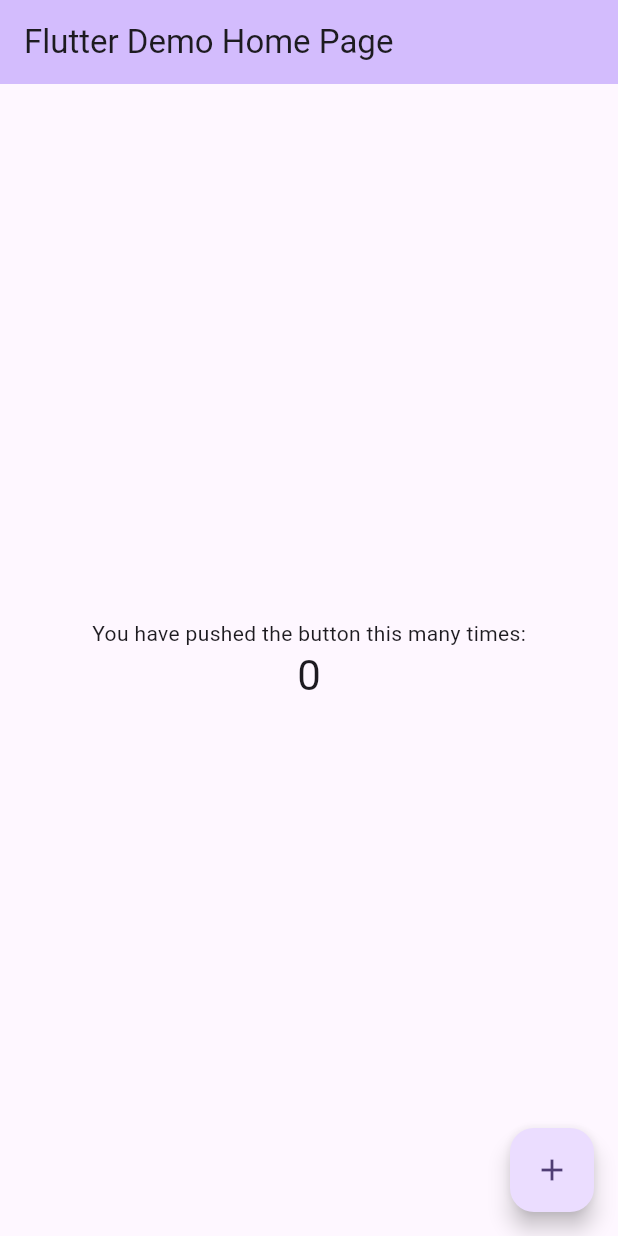
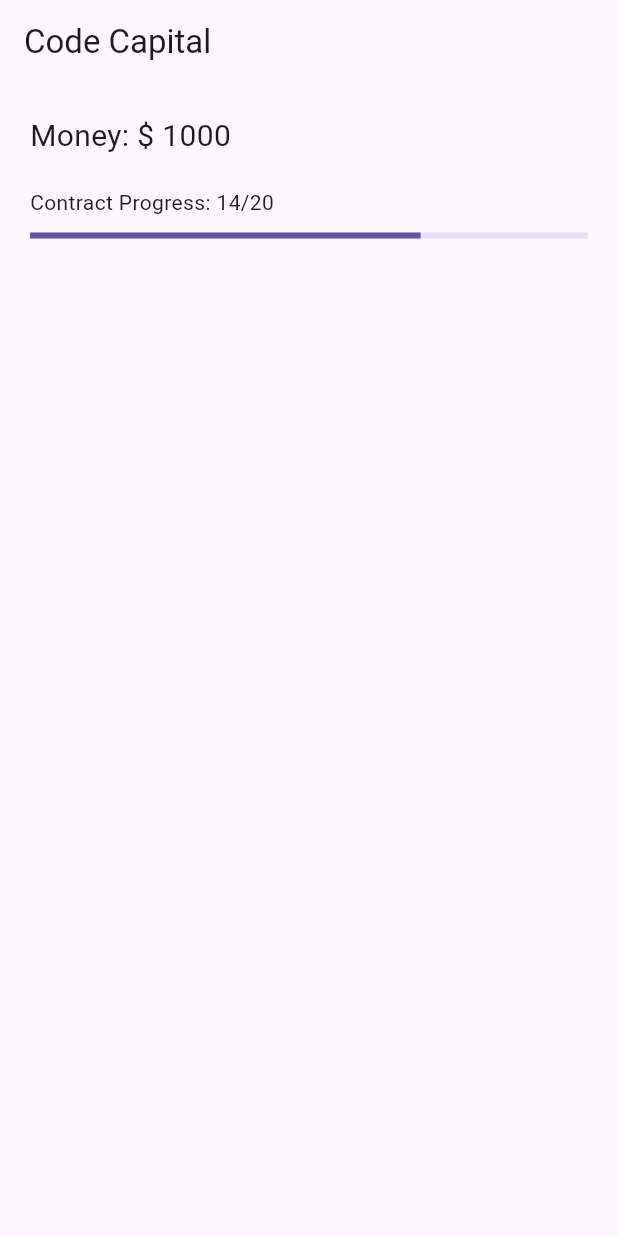
Before and after one commit to Danial-03-dev/code_capital, a Flutter app: the screen it shows after launch, on a phone screen of 412 x 824 dp. Run offline on Flutter 3.47's test engine with Material 3 defaults, Android fonts, the light colour scheme and no system bars; our stand-ins replace bloc, flutter_bloc.

Commit message:
feat: add basic prototype for contract mechanic

```diff
--- /dev/null
+++ b/lib/features/company/blocs/company_bloc/company_bloc.dart
@@ -0,0 +1,39 @@
+import 'package:code_capital/features/company/models/company.dart';
+import 'package:code_capital/features/company/models/contract.dart';
+import 'package:code_capital/features/company/models/employee.dart';
+import 'package:code_capital/game_engine/simulation_engine.dart';
+import 'package:flutter_bloc/flutter_bloc.dart';
+
+part 'company_bloc_event.dart';
+part 'company_bloc_state.dart';
+
+class CompanyBloc extends Bloc<CompanyBlocEvent, CompanyBlocState> {
+  final SimulationEngine _engine = SimulationEngine();
+
+  CompanyBloc()
+    : super(
+        CompanyBlocState(
+          company: Company(
+            money: 1000,
+            employees: [Employee(programmingSkill: 2)],
+          ),
+          contract: Contract(requiredSkill: 1, complexity: 20, reward: 500),
+        ),
+      ) {
+    on<CompanyBlocTickEvent>((event, emit) {
+      final company = state.company;
+      final contract = state.contract;
+
+      _engine.processTick(company: company, contract: contract);
+
+      emit(state.copyWith(company: company, contract: contract));
+    });
+
+    on<CompanyBlocResetContractEvent>((event, emit) {
+      final contract = state.contract;
+      _engine.resetContract(contract);
+
+      emit(state.copyWith(contract: contract));
+    });
+  }
+}
--- /dev/null
+++ b/lib/features/company/blocs/company_bloc/company_bloc_event.dart
@@ -0,0 +1,7 @@
+part of 'company_bloc.dart';
+
+abstract class CompanyBlocEvent {}
+
+class CompanyBlocTickEvent extends CompanyBlocEvent {}
+
+class CompanyBlocResetContractEvent extends CompanyBlocEvent {}
--- /dev/null
+++ b/lib/features/company/blocs/company_bloc/company_bloc_state.dart
@@ -0,0 +1,15 @@
+part of 'company_bloc.dart';
+
+class CompanyBlocState {
+  final Company company;
+  final Contract contract;
+
+  const CompanyBlocState({required this.company, required this.contract});
+
+  CompanyBlocState copyWith({Company? company, Contract? contract}) {
+    return CompanyBlocState(
+      company: company ?? this.company,
+      contract: contract ?? this.contract,
+    );
+  }
+}
--- /dev/null
+++ b/lib/features/company/models/company.dart
@@ -0,0 +1,8 @@
+import 'package:code_capital/features/company/models/employee.dart';
+
+class Company {
+  int money;
+  List<Employee> employees;
+
+  Company({this.money = 0, this.employees = const []});
+}
--- /dev/null
+++ b/lib/features/company/models/contract.dart
@@ -0,0 +1,26 @@
+class Contract {
+  final int requiredSkill;
+  final int complexity;
+  final int reward;
+
+  int progress;
+  bool isCompleted;
+
+  Contract({
+    required this.requiredSkill,
+    required this.complexity,
+    required this.reward,
+
+    this.progress = 0,
+    this.isCompleted = false,
+  });
+
+  void reset() {
+    progress = 0;
+    isCompleted = false;
+  }
+
+  void complete() {
+    isCompleted = true;
+  }
+}
--- /dev/null
+++ b/lib/features/company/models/employee.dart
@@ -0,0 +1,5 @@
+class Employee {
+  final int programmingSkill; // 0 - 5 stars
+
+  const Employee({required this.programmingSkill});
+}
--- /dev/null
+++ b/lib/features/company/presentation/pages/company_page.dart
@@ -0,0 +1,62 @@
+import 'package:code_capital/features/company/blocs/company_bloc/company_bloc.dart';
+import 'package:code_capital/game_loop/cubits/game_loop_cubit/game_loop_cubit.dart';
+import 'package:flutter/material.dart';
+import 'package:flutter_bloc/flutter_bloc.dart';
+
+class CompanyPage extends StatelessWidget {
+  const CompanyPage({super.key});
+
+  @override
+  Widget build(BuildContext context) {
+    return Scaffold(
+      appBar: AppBar(title: const Text('Code Capital')),
+      body: BlocListener<GameLoopCubit, int>(
+        listener: (context, state) {
+          context.read<CompanyBloc>().add(CompanyBlocTickEvent());
+        },
+        child: BlocBuilder<CompanyBloc, CompanyBlocState>(
+          builder: (context, state) {
+            final company = state.company;
+            final contract = state.contract;
+
+            return Padding(
+              padding: const EdgeInsetsGeometry.all(20),
+              child: Column(
+                crossAxisAlignment: CrossAxisAlignment.start,
+                children: [
+                  Text(
+                    'Money: \$ ${company.money}',
+                    style: const TextStyle(fontSize: 20),
+                  ),
+
+                  const SizedBox(height: 20),
+
+                  Text(
+                    'Contract Progress: ${contract.progress}/${contract.complexity}',
+                  ),
+                  const SizedBox(height: 10),
+
+                  LinearProgressIndicator(
+                    value: contract.progress / contract.complexity,
+                  ),
+
+                  const SizedBox(height: 20),
+
+                  if (contract.isCompleted)
+                    ElevatedButton(
+                      onPressed: () {
+                        context.read<CompanyBloc>().add(
+                          CompanyBlocResetContractEvent(),
+                        );
+                      },
+                      child: const Text('Start New Contract'),
+                    ),
+                ],
+              ),
+            );
+          },
+        ),
+      ),
+    );
+  }
+}
--- /dev/null
+++ b/lib/game_engine/simulation_engine.dart
@@ -0,0 +1,27 @@
+import 'package:code_capital/features/company/models/company.dart';
+import 'package:code_capital/features/company/models/contract.dart';
+
+class SimulationEngine {
+  void processTick({required Company company, required Contract contract}) {
+    if (contract.isCompleted) return;
+
+    final totalSkill = company.employees
+        .map((employ) => employ.programmingSkill)
+        .reduce((sum, skill) => sum + skill);
+
+    if (totalSkill < contract.requiredSkill) {
+      return; // Not skilled enough
+    }
+
+    contract.progress += totalSkill;
+
+    if (contract.progress >= contract.complexity) {
+      contract.complete();
+      company.money += contract.reward;
+    }
+  }
+
+  void resetContract(Contract contract) {
+    contract.reset();
+  }
+}
--- /dev/null
+++ b/lib/game_loop/cubits/game_loop_cubit/game_loop_cubit.dart
@@ -0,0 +1,25 @@
+import 'dart:async';
+
+import 'package:bloc/bloc.dart';
+
+class GameLoopCubit extends Cubit<int> {
+  GameLoopCubit() : super(0);
+
+  Timer? _timer;
+
+  void start() {
+    _timer = Timer.periodic(Duration(seconds: 1), (_) {
+      emit(state + 1);
+    });
+  }
+
+  void stop() {
+    _timer?.cancel();
+  }
+
+  @override
+  Future<void> close() {
+    _timer?.cancel();
+    return super.close();
+  }
+}
--- a/lib/main.dart
+++ b/lib/main.dart
@@ -1,4 +1,8 @@
+import 'package:code_capital/features/company/blocs/company_bloc/company_bloc.dart';
+import 'package:code_capital/features/company/presentation/pages/company_page.dart';
+import 'package:code_capital/game_loop/cubits/game_loop_cubit/game_loop_cubit.dart';
 import 'package:flutter/material.dart';
+import 'package:flutter_bloc/flutter_bloc.dart';
 
 void main() {
   runApp(const MyApp());
@@ -7,115 +11,17 @@ void main() {
 class MyApp extends StatelessWidget {
   const MyApp({super.key});
 
-  // This widget is the root of your application.
   @override
   Widget build(BuildContext context) {
-    return MaterialApp(
-      title: 'Flutter Demo',
-      theme: ThemeData(
-        // This is the theme of your application.
-        //
-        // TRY THIS: Try running your application with "flutter run". You'll see
-        // the application has a purple toolbar. Then, without quitting the app,
-        // try changing the seedColor in the colorScheme below to Colors.green
-        // and then invoke "hot reload" (save your changes or press the "hot
-        // reload" button in a Flutter-supported IDE, or press "r" if you used
-        // the command line to start the app).
-        //
-        // Notice that the counter didn't reset back to zero; the application
-        // state is not lost during the reload. To reset the state, use hot
-        // restart instead.
-        //
-        // This works for code too, not just values: Most code changes can be
-        // tested with just a hot reload.
-        colorScheme: .fromSeed(seedColor: Colors.deepPurple),
-      ),
-      home: const MyHomePage(title: 'Flutter Demo Home Page'),
-    );
-  }
-}
-
-class MyHomePage extends StatefulWidget {
-  const MyHomePage({super.key, required this.title});
-
-  // This widget is the home page of your application. It is stateful, meaning
-  // that it has a State object (defined below) that contains fields that affect
-  // how it looks.
-
-  // This class is the configuration for the state. It holds the values (in this
-  // case the title) provided by the parent (in this case the App widget) and
-  // used by the build method of the State. Fields in a Widget subclass are
-  // always marked "final".
-
-  final String title;
-
-  @override
-  State<MyHomePage> createState() => _MyHomePageState();
-}
-
-class _MyHomePageState extends State<MyHomePage> {
-  int _counter = 0;
-
-  void _incrementCounter() {
-    setState(() {
-      // This call to setState tells the Flutter framework that something has
-      // changed in this State, which causes it to rerun the build method below
-      // so that the display can reflect the updated values. If we changed
-      // _counter without calling setState(), then the build method would not be
-      // called again, and so nothing would appear to happen.
-      _counter++;
-    });
-  }
-
-  @override
-  Widget build(BuildContext context) {
-    // This method is rerun every time setState is called, for instance as done
-    // by the _incrementCounter method above.
-    //
-    // The Flutter framework has been optimized to make rerunning build methods
-    // fast, so that you can just rebuild anything that needs updating rather
-    // than having to individually change instances of widgets.
-    return Scaffold(
-      appBar: AppBar(
-        // TRY THIS: Try changing the color here to a specific color (to
-        // Colors.amber, perhaps?) and trigger a hot reload to see the AppBar
-        // change color while the other colors stay the same.
-        backgroundColor: Theme.of(context).colorScheme.inversePrimary,
-        // Here we take the value from the MyHomePage object that was created by
-        // the App.build method, and use it to set our appbar title.
-        title: Text(widget.title),
-      ),
-      body: Center(
-        // Center is a layout widget. It takes a single child and positions it
-        // in the middle of the parent.
-        child: Column(
-          // Column is also a layout widget. It takes a list of children and
-          // arranges them vertically. By default, it sizes itself to fit its
-          // children horizontally, and tries to be as tall as its parent.
-          //
-          // Column has various properties to control how it sizes itself and
-          // how it positions its children. Here we use mainAxisAlignment to
-          // center the children vertically; the main axis here is the vertical
-          // axis because Columns are vertical (the cross axis would be
-          // horizontal).
-          //
-          // TRY THIS: Invoke "debug painting" (choose the "Toggle Debug Paint"
-          // action in the IDE, or press "p" in the console), to see the
-          // wireframe for each widget.
-          mainAxisAlignment: .center,
-          children: [
-            const Text('You have pushed the button this many times:'),
-            Text(
-              '$_counter',
-              style: Theme.of(context).textTheme.headlineMedium,
-            ),
-          ],
-        ),
-      ),
-      floatingActionButton: FloatingActionButton(
-        onPressed: _incrementCounter,
-        tooltip: 'Increment',
-        child: const Icon(Icons.add),
+    return MultiBlocProvider(
+      providers: [
+        BlocProvider<GameLoopCubit>(create: (_) => GameLoopCubit()..start()),
+        BlocProvider<CompanyBloc>(create: (_) => CompanyBloc()),
+      ],
+      child: const MaterialApp(
+        title: 'Code Capital',
+        debugShowCheckedModeBanner: false,
+        home: CompanyPage(),
       ),
     );
   }
--- a/pubspec.yaml
+++ b/pubspec.yaml
@@ -34,6 +34,8 @@ dependencies:
   # The following adds the Cupertino Icons font to your application.
   # Use with the CupertinoIcons class for iOS style icons.
   cupertino_icons: ^1.0.8
+  bloc: ^9.2.0
+  flutter_bloc: ^9.1.1
 
 dev_dependencies:
   flutter_test:
```
Also changed, not shown: lib/game_engine/game_tick.dart (added), pubspec.lock.
